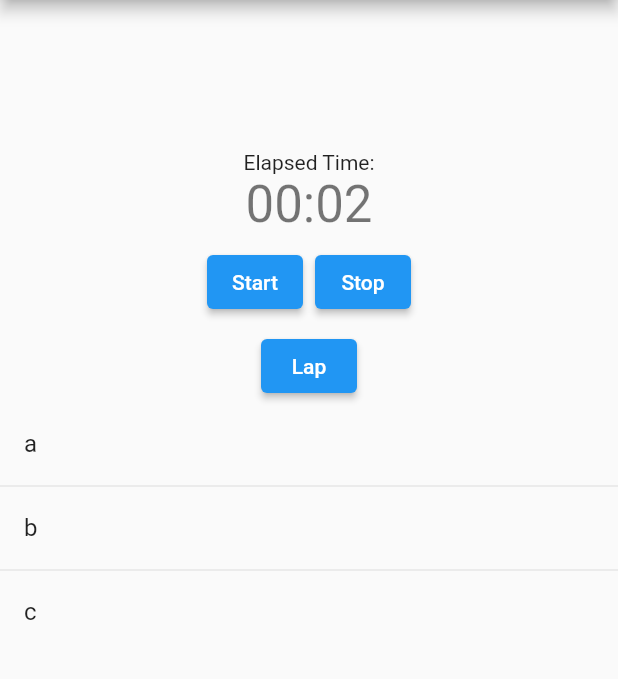
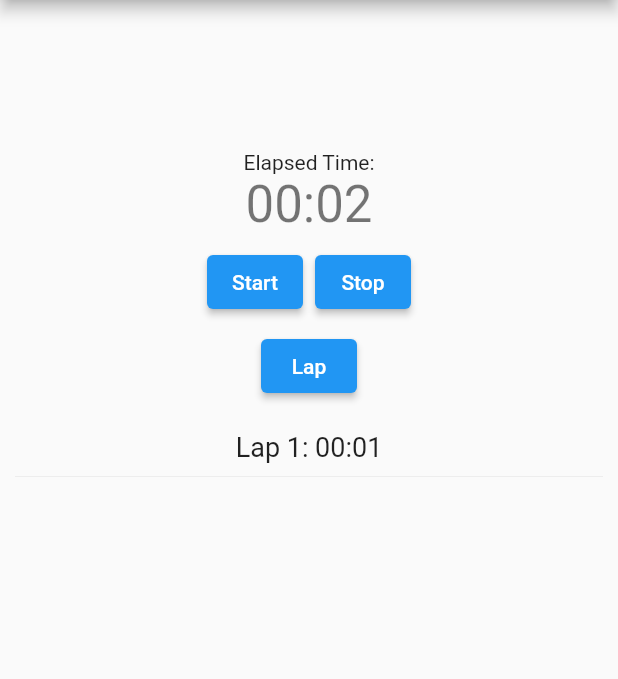
Before and after one commit to tburnam/stopwatch_flutter, a Flutter app: the screen it shows after launch, after a tap on "Start", after a tap on "Lap", on a phone screen of 412 x 824 dp, the part 84-763 px from its top. Run offline on Flutter 3.47's test engine with Material 2 defaults, Android fonts, the phone set to English and light mode, and no system bars.

Commit message:
added dynamic adding of lap times to list and scroll to end animation

```diff
--- a/lib/main.dart
+++ b/lib/main.dart
@@ -78,9 +78,14 @@ class _MyHomePageState extends State<MyHomePage> {
   Stream<int>? timerStream;
   late StreamSubscription<int> timerSubscription;
   bool isActive = false;
+  final List<String> laps = <String>[];
+  ScrollController _scrollController = ScrollController();
 
   @override
   Widget build(BuildContext context) {
+    if (laps.isNotEmpty) {
+      _scrollController.animateTo(_scrollController.position.maxScrollExtent, duration: Duration(milliseconds: 200), curve: Curves.easeOut);
+    }
     return Scaffold(
       appBar: AppBar(
         title: Text(widget.title),
@@ -121,6 +126,7 @@ class _MyHomePageState extends State<MyHomePage> {
                         setState(() {
                           _timeString = "00:00";
                           isActive = false;
+                          laps.clear();
                         });
                       },
                     ),
@@ -130,26 +136,36 @@ class _MyHomePageState extends State<MyHomePage> {
                   visible: isActive,
                   child: new ElevatedButton(child: new Text('Lap'), onPressed: () {
                     timerStream = null;
+                    setState(() {
+                      laps.add(_timeString);
+                    });
                   }),
                 ),
                 Visibility(
                     visible: isActive,
-                    child: new ListView(
-                      shrinkWrap: true,
-                      children: ListTile.divideTiles(
-                        context: context,
-                        tiles: [
-                          ListTile(
-                            title: Text('a'),
-                          ),
-                          ListTile(
-                            title: Text('b'),
-                          ),
-                          ListTile(
-                            title: Text('c'),
-                          ),
-                        ],
-                      ).toList(),
+                    child: Expanded(
+                        child: ListView.builder(
+                            shrinkWrap: true,
+                            padding: const EdgeInsets.all(8),
+                            controller: _scrollController,
+                            itemCount: laps.length,
+                            itemBuilder: (BuildContext context, int index) {
+                              return Container(
+                                height: 40,
+                                decoration: BoxDecoration(
+                                  border: Border(
+                                    bottom: BorderSide(width: 0.1, color: Colors.grey),
+                                  )
+                                ),
+                                margin: EdgeInsets.all(2),
+                                child: Center(
+                                    child: Text('Lap ${index + 1}: ${laps[index]}',
+                                      style: TextStyle(fontSize: 18),
+                                    )
+                                ),
+                              );
+                            }
+                        )
                     )
                 )
               ],
```
